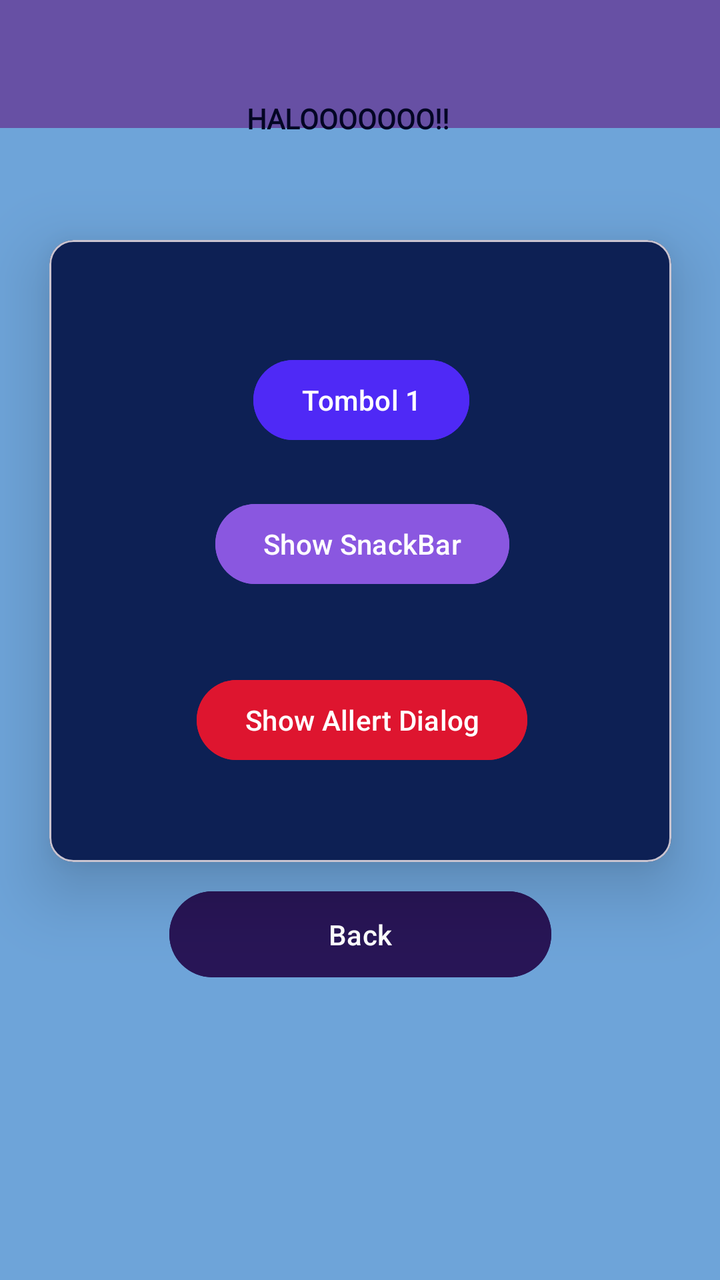
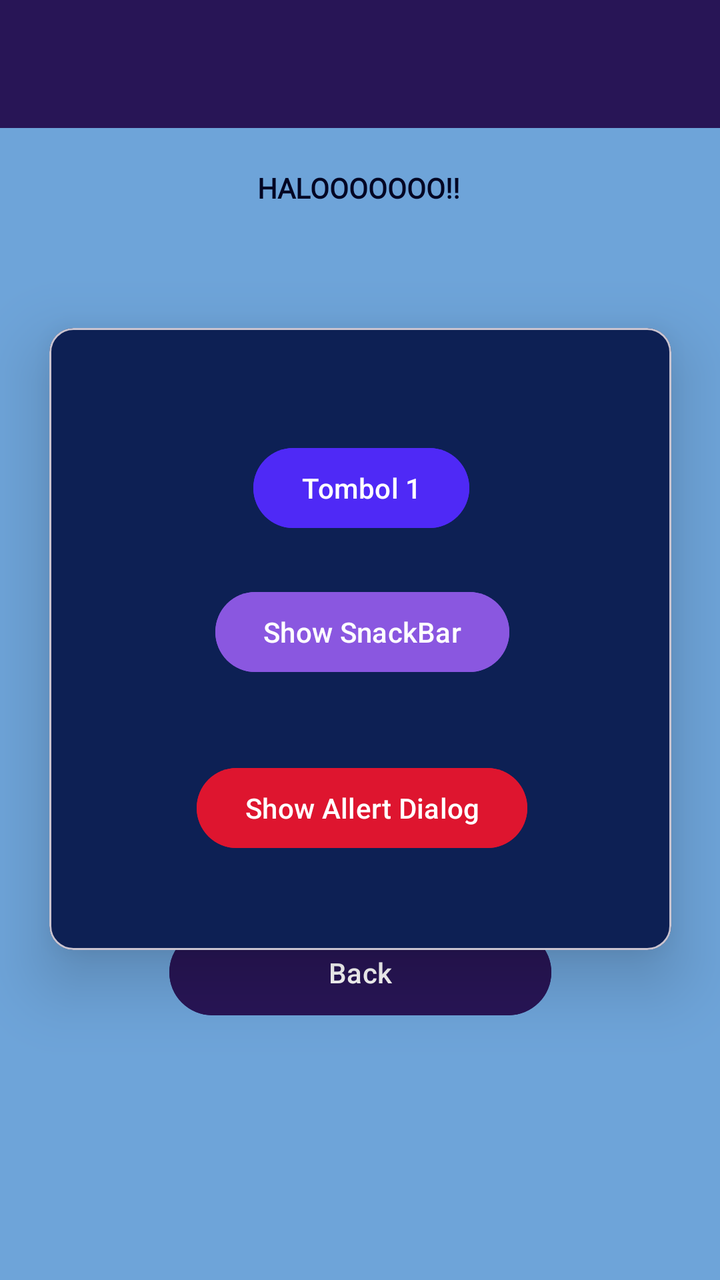

Screens rendered from an Android XML layout before and after an edit, with the pre-edit source and the edit as a unified diff.
<!-- AndroidManifest.xml: application theme Theme.NabeeyAps -->
<!-- res/layout/activity_fourth.xml -->
<?xml version="1.0" encoding="utf-8"?>
<androidx.constraintlayout.widget.ConstraintLayout xmlns:android="http://schemas.android.com/apk/res/android"
    xmlns:app="http://schemas.android.com/apk/res-auto"
    xmlns:tools="http://schemas.android.com/tools"
    android:id="@+id/main"
    android:layout_width="match_parent"
    android:layout_height="match_parent"
    android:background="#6EA4D9"
    tools:context=".Home.pertemuan_4.FourthActivity">

    <androidx.appcompat.widget.Toolbar
        android:id="@+id/toolbar"
        android:layout_width="match_parent"
        android:layout_height="?attr/actionBarSize"
        android:background="?attr/colorPrimary"
        android:theme="@style/ThemeOverlay.AppCompat.Dark.ActionBar" />

    <TextView
        android:id="@+id/textView5"
        android:layout_width="wrap_content"
        android:layout_height="wrap_content"
        android:text="HALOOOOOOO!!"
        android:textStyle="bold"
        android:textColor="#030624"
        android:fontFamily="@font/resolid_serif"
        app:layout_constraintBottom_toBottomOf="parent"
        app:layout_constraintEnd_toEndOf="parent"
        app:layout_constraintHorizontal_bias="0.477"
        app:layout_constraintStart_toStartOf="parent"
        app:layout_constraintTop_toTopOf="parent"
        app:layout_constraintVertical_bias="0.08" />

    <com.google.android.material.card.MaterialCardView
        android:layout_width="311dp"
        android:layout_height="311dp"
        android:layout_marginTop="120dp"
        app:layout_constraintEnd_toEndOf="parent"
        app:layout_constraintHorizontal_bias="0.505"
        app:layout_constraintStart_toStartOf="parent"
        app:layout_constraintTop_toTopOf="parent"
        android:backgroundTint="#0D2054"
        app:cardElevation="20dp">

        <androidx.constraintlayout.widget.ConstraintLayout
            android:layout_width="235dp"
            android:layout_height="match_parent"
            android:layout_margin="30dp">

            <Button
                android:id="@+id/btn1"
                android:layout_width="wrap_content"
                android:layout_height="wrap_content"
                android:backgroundTint="#4F29F6"
                android:text="Tombol 1"
                app:layout_constraintBottom_toBottomOf="parent"
                app:layout_constraintEnd_toEndOf="parent"
                app:layout_constraintHorizontal_bias="0.566"
                app:layout_constraintStart_toStartOf="parent"
                app:layout_constraintTop_toTopOf="parent"
                app:layout_constraintVertical_bias="0.128" />

            <Button
                android:id="@+id/btnShowSnackbar"
                android:layout_width="wrap_content"
                android:layout_height="wrap_content"
                android:layout_marginTop="24dp"
                android:backgroundTint="#8A57E0"
                android:text="Show SnackBar"
                app:layout_constraintEnd_toEndOf="parent"
                app:layout_constraintHorizontal_bias="0.602"
                app:layout_constraintStart_toStartOf="parent"
                app:layout_constraintTop_toBottomOf="@+id/btn1" />

            <Button
                android:id="@+id/btnShowAlertDialog"
                android:layout_width="wrap_content"
                android:layout_height="wrap_content"
                android:layout_marginTop="40dp"
                android:backgroundTint="#DE152F"
                android:text="Show Allert Dialog"
                app:layout_constraintEnd_toEndOf="parent"
                app:layout_constraintHorizontal_bias="0.628"
                app:layout_constraintStart_toStartOf="parent"
                app:layout_constraintTop_toBottomOf="@+id/btnShowSnackbar" />
        </androidx.constraintlayout.widget.ConstraintLayout>

    </com.google.android.material.card.MaterialCardView>

    <Button
        android:id="@+id/btnFourth"
        android:layout_width="191dp"
        android:layout_height="51dp"
        android:text="Back"
        android:backgroundTint="#281556"
        app:layout_constraintBottom_toBottomOf="parent"
        app:layout_constraintEnd_toEndOf="parent"
        app:layout_constraintStart_toStartOf="parent"
        app:layout_constraintTop_toTopOf="parent"
        app:layout_constraintVertical_bias="0.75" />


</androidx.constraintlayout.widget.ConstraintLayout>
<!-- resources referenced by this layout -->
<resources>
  <style name="Theme.NabeeyAps" parent="Base.Theme.NabeeyAps" />
  <style name="Base.Theme.NabeeyAps" parent="Theme.Material3.DayNight.NoActionBar">
          
          
      </style>
</resources>

<!-- the commit's change to res/layout/activity_fourth.xml (unified diff, before → after) -->
@@ -13,33 +13,34 @@
         android:layout_width="match_parent"
         android:layout_height="?attr/actionBarSize"
         android:background="?attr/colorPrimary"
-        android:theme="@style/ThemeOverlay.AppCompat.Dark.ActionBar" />
+        android:backgroundTint="#281556"
+        android:theme="@style/ThemeOverlay.AppCompat.Dark.ActionBar"
+        app:titleTextColor="@color/white"/>
 
     <TextView
         android:id="@+id/textView5"
         android:layout_width="wrap_content"
         android:layout_height="wrap_content"
+        android:fontFamily="@font/resolid_serif"
         android:text="HALOOOOOOO!!"
+        android:textColor="#030624"
         android:textStyle="bold"
-        android:textColor="#030624"
-        android:fontFamily="@font/resolid_serif"
         app:layout_constraintBottom_toBottomOf="parent"
         app:layout_constraintEnd_toEndOf="parent"
-        app:layout_constraintHorizontal_bias="0.477"
+        app:layout_constraintHorizontal_bias="0.498"
         app:layout_constraintStart_toStartOf="parent"
         app:layout_constraintTop_toTopOf="parent"
-        app:layout_constraintVertical_bias="0.08" />
+        app:layout_constraintVertical_bias="0.136" />
 
     <com.google.android.material.card.MaterialCardView
         android:layout_width="311dp"
         android:layout_height="311dp"
-        android:layout_marginTop="120dp"
+        android:layout_marginTop="164dp"
+        android:backgroundTint="#0D2054"
+        app:cardElevation="20dp"
         app:layout_constraintEnd_toEndOf="parent"
-        app:layout_constraintHorizontal_bias="0.505"
         app:layout_constraintStart_toStartOf="parent"
-        app:layout_constraintTop_toTopOf="parent"
-        android:backgroundTint="#0D2054"
-        app:cardElevation="20dp">
+        app:layout_constraintTop_toTopOf="parent">
 
         <androidx.constraintlayout.widget.ConstraintLayout
             android:layout_width="235dp"
@@ -90,13 +91,13 @@
         android:id="@+id/btnFourth"
         android:layout_width="191dp"
         android:layout_height="51dp"
+        android:backgroundTint="#281556"
         android:text="Back"
-        android:backgroundTint="#281556"
         app:layout_constraintBottom_toBottomOf="parent"
         app:layout_constraintEnd_toEndOf="parent"
         app:layout_constraintStart_toStartOf="parent"
         app:layout_constraintTop_toTopOf="parent"
-        app:layout_constraintVertical_bias="0.75" />
+        app:layout_constraintVertical_bias="0.782" />
 
 
 </androidx.constraintlayout.widget.ConstraintLayout>
<!-- resource entries referenced after the edit -->
@@ -1,5 +1,6 @@
 <!-- resources referenced by this layout -->
 <resources>
+  <color name="white">#FFFFFFFF</color>
   <style name="Theme.NabeeyAps" parent="Base.Theme.NabeeyAps" />
   <style name="Base.Theme.NabeeyAps" parent="Theme.Material3.DayNight.NoActionBar">
           
